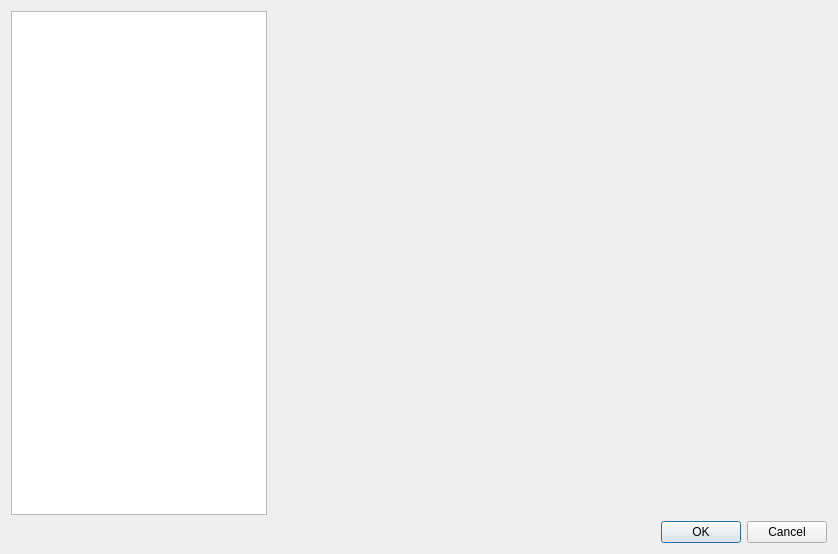
The window that src/app/dialogs/settingsdialog.ui (EgonSpengler/LimePipes) describes before a commit, drawn with Qt 5.
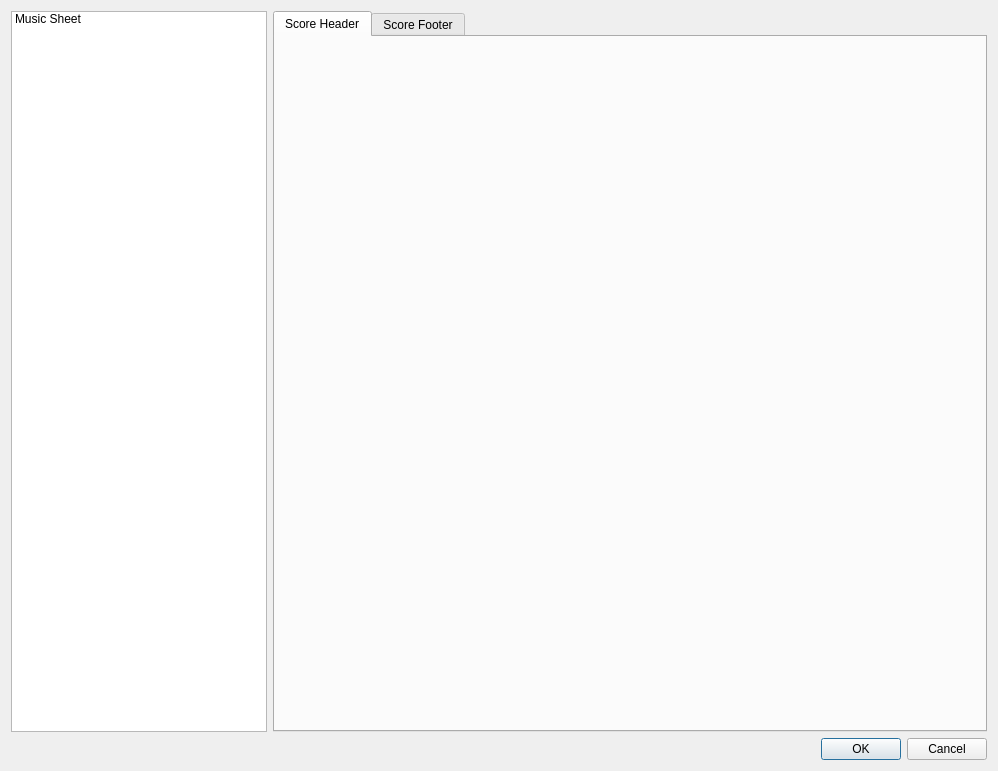
The same window after the commit. The open tabs and pages were chosen to show the change. Icons and pictures are not drawn. Custom widgets are drawn as their Qt base class.

Commit message: added widgets for score properties settings

What changed in the file:
```diff
--- a/src/app/dialogs/settingsdialog.ui
+++ b/src/app/dialogs/settingsdialog.ui
@@ -6,8 +6,8 @@
    <rect>
     <x>0</x>
     <y>0</y>
-    <width>838</width>
-    <height>554</height>
+    <width>998</width>
+    <height>771</height>
    </rect>
   </property>
   <property name="windowTitle">
@@ -24,6 +24,24 @@
          <verstretch>0</verstretch>
         </sizepolicy>
        </property>
+       <property name="gridSize">
+        <size>
+         <width>0</width>
+         <height>0</height>
+        </size>
+       </property>
+       <property name="viewMode">
+        <enum>QListView::ListMode</enum>
+       </property>
+       <item>
+        <property name="text">
+         <string>Music Sheet</string>
+        </property>
+        <property name="icon">
+         <iconset resource="../app_resources.qrc">
+          <normaloff>:/application/score_settings</normaloff>:/application/score_settings</iconset>
+        </property>
+       </item>
       </widget>
      </item>
      <item>
@@ -40,8 +58,46 @@
          <height>500</height>
         </size>
        </property>
-       <widget class="QWidget" name="page"/>
-       <widget class="QWidget" name="page_2"/>
+       <widget class="QWidget" name="musicSheetSettings">
+        <layout class="QVBoxLayout" name="verticalLayout_2">
+         <property name="spacing">
+          <number>0</number>
+         </property>
+         <property name="leftMargin">
+          <number>0</number>
+         </property>
+         <property name="topMargin">
+          <number>0</number>
+         </property>
+         <property name="rightMargin">
+          <number>0</number>
+         </property>
+         <property name="bottomMargin">
+          <number>0</number>
+         </property>
+         <item>
+          <widget class="QTabWidget" name="tabWidget">
+           <property name="tabShape">
+            <enum>QTabWidget::Rounded</enum>
+           </property>
+           <property name="currentIndex">
+            <number>1</number>
+           </property>
+           <widget class="ScorePropertiesSettingsPage" name="scoreHeaderTab">
+            <attribute name="title">
+             <string>Score Header</string>
+            </attribute>
+            <layout class="QVBoxLayout" name="verticalLayout_3"/>
+           </widget>
+           <widget class="ScorePropertiesSettingsPage" name="scoreFooterTab">
+            <attribute name="title">
+             <string>Score Footer</string>
+            </attribute>
+           </widget>
+          </widget>
+         </item>
+        </layout>
+       </widget>
       </widget>
      </item>
     </layout>
@@ -58,7 +114,17 @@
    </item>
   </layout>
  </widget>
- <resources/>
+ <customwidgets>
+  <customwidget>
+   <class>ScorePropertiesSettingsPage</class>
+   <extends>QWidget</extends>
+   <header location="global">dialogs/settingspages/scorepropertiessettingspage.h</header>
+   <container>1</container>
+  </customwidget>
+ </customwidgets>
+ <resources>
+  <include location="../app_resources.qrc"/>
+ </resources>
  <connections>
   <connection>
    <sender>buttonBox</sender>
```
The commit also changes 19 other files.
